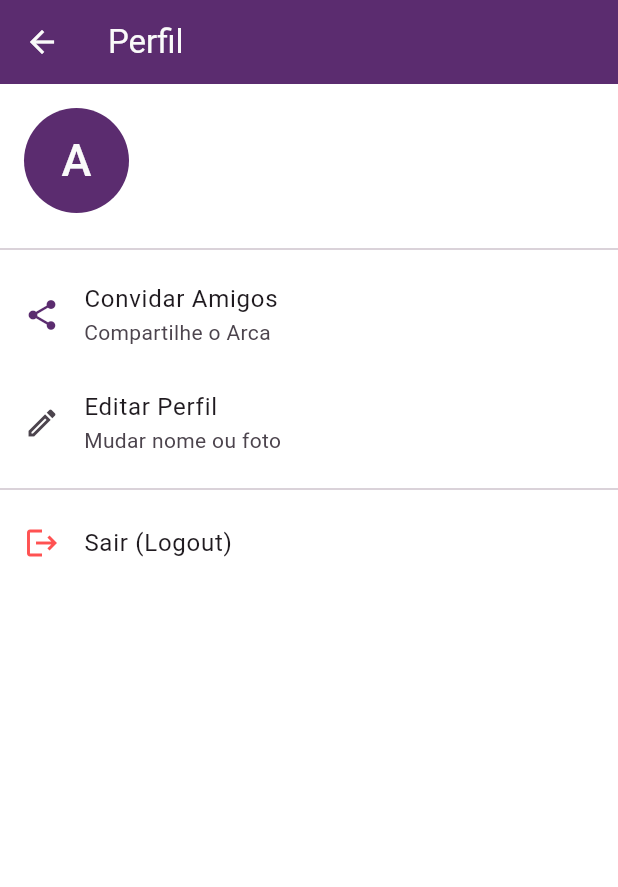
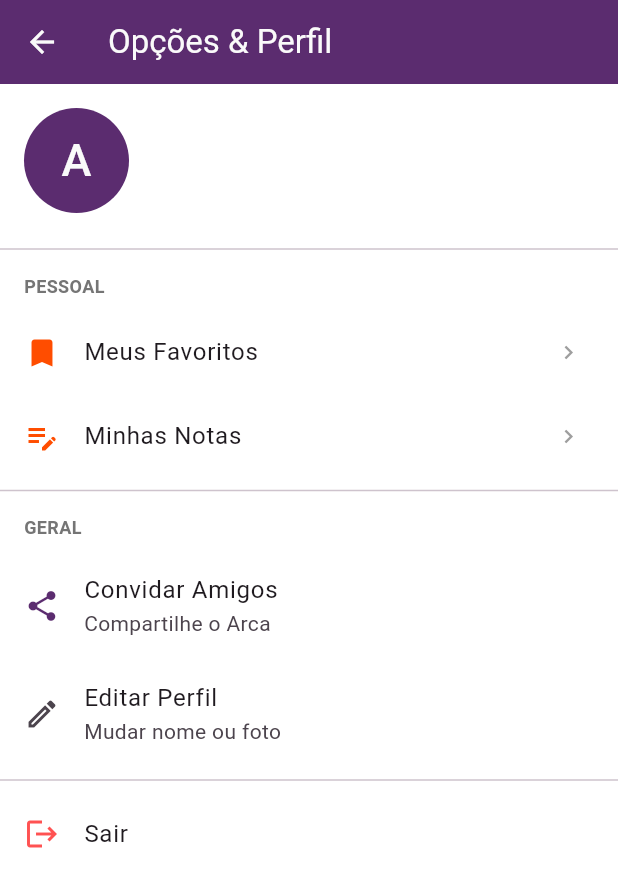
Before and after one commit to kor-devs/arca_app, a Flutter app: the ProfileScreen screen opened directly, on a phone screen of 412 x 824 dp. Shown: the top 887 px of the screen. Run offline on Flutter 3.47's test engine with Material 3 defaults, Android fonts, the phone set to English and light mode, and no system bars; our stand-ins replace dio, flutter_dotenv, flutter_svg, image_picker, screenshot, scrollable_positioned_list and 3 more; accounts and stored records are empty; network calls fail.

Commit message:
Versão 2.0 com primeiras melhorias de UX e funções do App

```diff
--- a/lib/main.dart
+++ b/lib/main.dart
@@ -18,7 +18,7 @@ void main() async {
     // (Mantenha o nome que funcionou no log anterior,
     // provavelmente '.env' ou 'assets/env')
     //await dotenv.load(fileName: "assets/env");
-    await dotenv.load(fileName: ".env");
+    await dotenv.load(fileName: "assets/env");
 
     // 2. Verifica TODAS as variáveis
     final url = dotenv.env['SUPABASE_URL'];
--- a/lib/screens/tabs/profile_screen.dart
+++ b/lib/screens/tabs/profile_screen.dart
@@ -1,10 +1,13 @@
-// lib/screens/tabs/profile_screen.dart (V1.17.3 - Mostra a Foto)
+// lib/screens/tabs/profile_screen.dart (V2.1 - Fix Navegação)
 import 'package:flutter/material.dart';
 import 'package:share_plus/share_plus.dart';
 import 'package:flutter/services.dart';
-import '../../main.dart'; // Para acessar 'supabase'
+import '../../main.dart';
 import '../../constants.dart';
 import 'edit_profile_screen.dart';
+import 'favorites_screen.dart';
+import 'notes_screen.dart';
+import '../main_screen.dart';
 
 class ProfileScreen extends StatefulWidget {
   const ProfileScreen({super.key});
@@ -16,7 +19,7 @@ class ProfileScreen extends StatefulWidget {
 class _ProfileScreenState extends State<ProfileScreen> {
 
   void _inviteFriends(BuildContext context) {
-    const String appUrl = "https://play.google.com/store/apps/details?id=com.example.arca_app"; // (Placeholder)
+    const String appUrl = "https://play.google.com/store/apps/details?id=com.example.arca_app";
     const String message = "Olá! Estou usando o app Arca para minha jornada espiritual. Baixe você também!\n\n$appUrl";
     Share.share(message);
   }
@@ -35,74 +38,136 @@ class _ProfileScreenState extends State<ProfileScreen> {
     }
   }
 
+  // [CORREÇÃO AQUI]
+  void _navigateToFavorites() {
+    Navigator.push(
+      context,
+      MaterialPageRoute(
+        // Renomeamos 'context' para 'ctx' para não esconder o 'context' da ProfileScreen
+        builder: (ctx) => FavoritesScreen(
+          onJumpToBible: (abbrev, chapter, verse) {
+            // Usa 'ctx' para fechar a tela de Favoritos
+            Navigator.pop(ctx);
+
+            // Usa 'context' (da ProfileScreen) para encontrar a MainScreen
+            final mainScreen = context.findAncestorStateOfType<MainScreenState>();
+
+            if (mainScreen != null) {
+               mainScreen.jumpToBible(abbrev, chapter, verse);
+            } else {
+               debugPrint("ERRO: MainScreenState não encontrado via ProfileScreen context.");
+            }
+          },
+        ),
+      ),
+    );
+  }
+
+  // [CORREÇÃO AQUI TAMBÉM]
+  void _navigateToNotes() {
+    Navigator.push(
+      context,
+      MaterialPageRoute(
+        // Renomeamos para 'ctx' aqui também
+        builder: (ctx) => NotesScreen(
+          onJumpToBible: (abbrev, chapter, verse) {
+            Navigator.pop(ctx);
+
+            // Usa 'context' original
+            final mainScreen = context.findAncestorStateOfType<MainScreenState>();
+            mainScreen?.jumpToBible(abbrev, chapter, verse);
+          },
+        ),
+      ),
+    );
+  }
+
   @override
   Widget build(BuildContext context) {
-    // (A lógica de 'user' agora vive dentro do 'build')
     final user = supabase.auth.currentUser;
     final String userName = user?.userMetadata?['full_name'] ?? "Usuário";
     final String userEmail = user?.email ?? "Carregando...";
-    // --- ETAPA 12: Pega a URL da Foto ---
     final String? avatarUrl = user?.userMetadata?['avatar_url'];
-    // --- FIM ETAPA 12 ---
 
     return Scaffold(
       appBar: AppBar(
-        backgroundColor: arcaPurple, // Define a cor de fundo como roxo
-        foregroundColor: arcaWhite,  // Define a cor de ícones e textos como branco
-        // Para garantir que a barra de status do sistema siga o esquema (opcional, mas recomendado)
+        backgroundColor: arcaPurple,
+        foregroundColor: arcaWhite,
         systemOverlayStyle: const SystemUiOverlayStyle(
-          statusBarIconBrightness: Brightness.light, // Ícones pretos para o fundo roxo (iOS)
-          statusBarBrightness: Brightness.light,     // Ícones brancos para o fundo roxo (Android)
+          statusBarIconBrightness: Brightness.light,
+          statusBarBrightness: Brightness.light,
         ),
-        title: const Text("Perfil"),
-        actions: const [
-          // (Removido ícone de busca conforme solicitado)
-        ],
+        title: const Text("Opções & Perfil"),
       ),
       body: ListView(
         children: [
+          // --- HEADER DO USUÁRIO ---
           Padding(
             padding: const EdgeInsets.all(16.0),
             child: Row(
               children: [
-
-                // --- ETAPA 12: Avatar Real (Custo Zero) ---
                 CircleAvatar(
                   radius: 35,
                   backgroundColor: arcaPurple,
-                  // Se a URL não for nula, usa NetworkImage
-                  // Senão, usa a Letra
                   backgroundImage: (avatarUrl != null && avatarUrl.isNotEmpty)
                       ? NetworkImage(avatarUrl)
                       : null,
                   child: (avatarUrl != null && avatarUrl.isNotEmpty)
-                    ? null // Se tem imagem, não mostra a letra
+                    ? null
                     : Text(
                         userName.isNotEmpty ? userName[0].toUpperCase() : "A",
                         style: const TextStyle(color: arcaWhite, fontSize: 30),
                       ),
                 ),
-                // --- FIM ETAPA 12 ---
-
                 const SizedBox(width: 16),
-                Column(
+                Expanded(
+                  child: Column(
                     crossAxisAlignment: CrossAxisAlignment.start,
                     children: [
                       Text(
                         userName,
-                      style: const TextStyle(fontSize: 22, fontWeight: FontWeight.bold),
+                        style: const TextStyle(fontSize: 20, fontWeight: FontWeight.bold),
+                        overflow: TextOverflow.ellipsis,
                       ),
                       Text(
                         userEmail,
-                      style: const TextStyle(fontSize: 16, color: Colors.grey),
+                        style: const TextStyle(fontSize: 14, color: Colors.grey),
+                        overflow: TextOverflow.ellipsis,
                       ),
                     ],
+                  ),
                 ),
               ],
             ),
           ),
 
           const Divider(),
+
+          Padding(
+            padding: const EdgeInsets.only(left: 16.0, top: 8.0, bottom: 8.0),
+            child: Text("PESSOAL", style: TextStyle(color: Colors.grey[600], fontSize: 12, fontWeight: FontWeight.bold)),
+          ),
+
+          ListTile(
+            leading: const Icon(Icons.bookmark, color: arcaOrange),
+            title: const Text("Meus Favoritos"),
+            trailing: const Icon(Icons.chevron_right, size: 18, color: Colors.grey),
+            onTap: _navigateToFavorites,
+          ),
+
+          ListTile(
+            leading: const Icon(Icons.edit_note, color: arcaOrange),
+            title: const Text("Minhas Notas"),
+            trailing: const Icon(Icons.chevron_right, size: 18, color: Colors.grey),
+            onTap: _navigateToNotes,
+          ),
+
+          const Divider(),
+
+          Padding(
+            padding: const EdgeInsets.only(left: 16.0, top: 8.0, bottom: 8.0),
+            child: Text("GERAL", style: TextStyle(color: Colors.grey[600], fontSize: 12, fontWeight: FontWeight.bold)),
+          ),
 
           ListTile(
             leading: const Icon(Icons.share, color: arcaPurple),
@@ -126,7 +191,7 @@ class _ProfileScreenState extends State<ProfileScreen> {
 
           ListTile(
             leading: const Icon(Icons.logout, color: Colors.redAccent),
-            title: const Text("Sair (Logout)"),
+            title: const Text("Sair"),
             onTap: () {
               _signOut(context);
             },
--- a/pubspec.yaml
+++ b/pubspec.yaml
@@ -48,7 +48,7 @@ flutter:
   uses-material-design: true
 
   assets:
-    - .env #assets/env
+    - assets/env #--- local usa .env e online assets/env ---
     - assets/images/logo_arca.jpg
     - assets/images/arca_logo_circle.png
     - assets/images/vof_bg_1.jpg
```
Also changed, not shown: lib/screens/main_screen.dart (+51 -69 lines), lib/screens/tabs/edit_profile_screen.dart (+26 -6 lines), lib/screens/tabs/today_screen.dart (+20 -1 lines), lib/screens/tabs/verse_of_the_day_card.dart (+38 -37 lines). Lines whose indentation alone changed are shown as unchanged.
